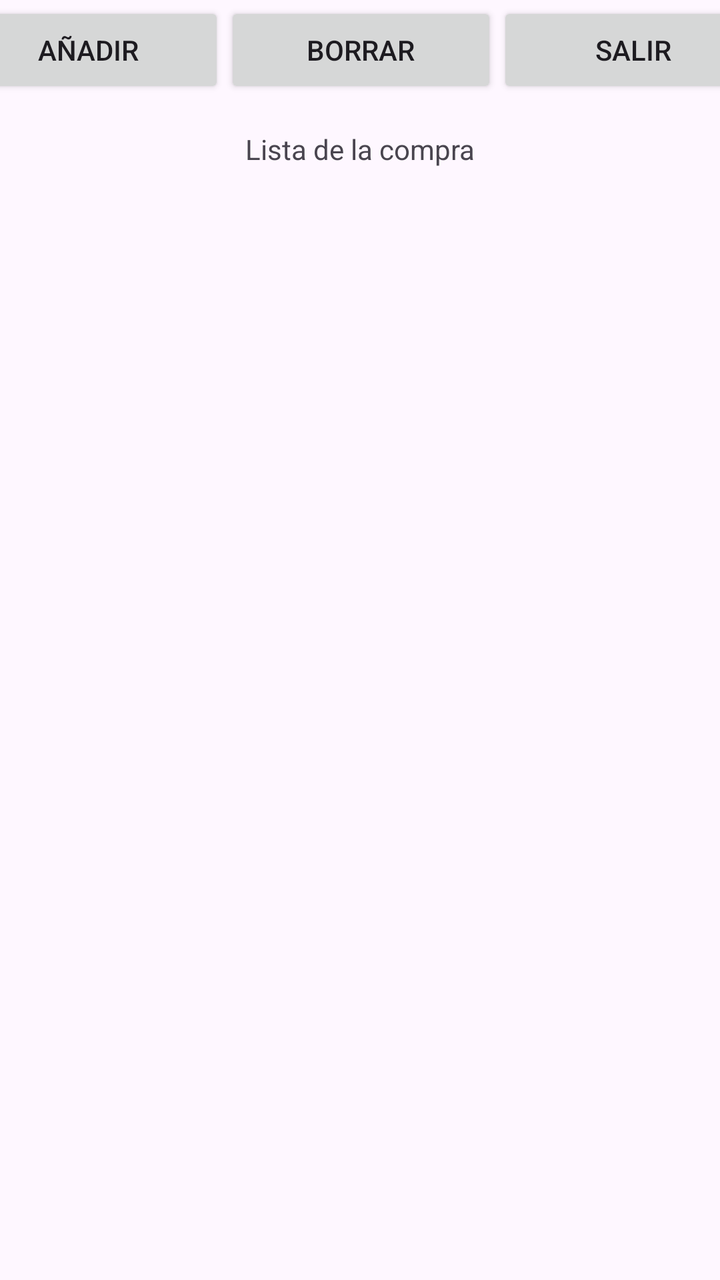
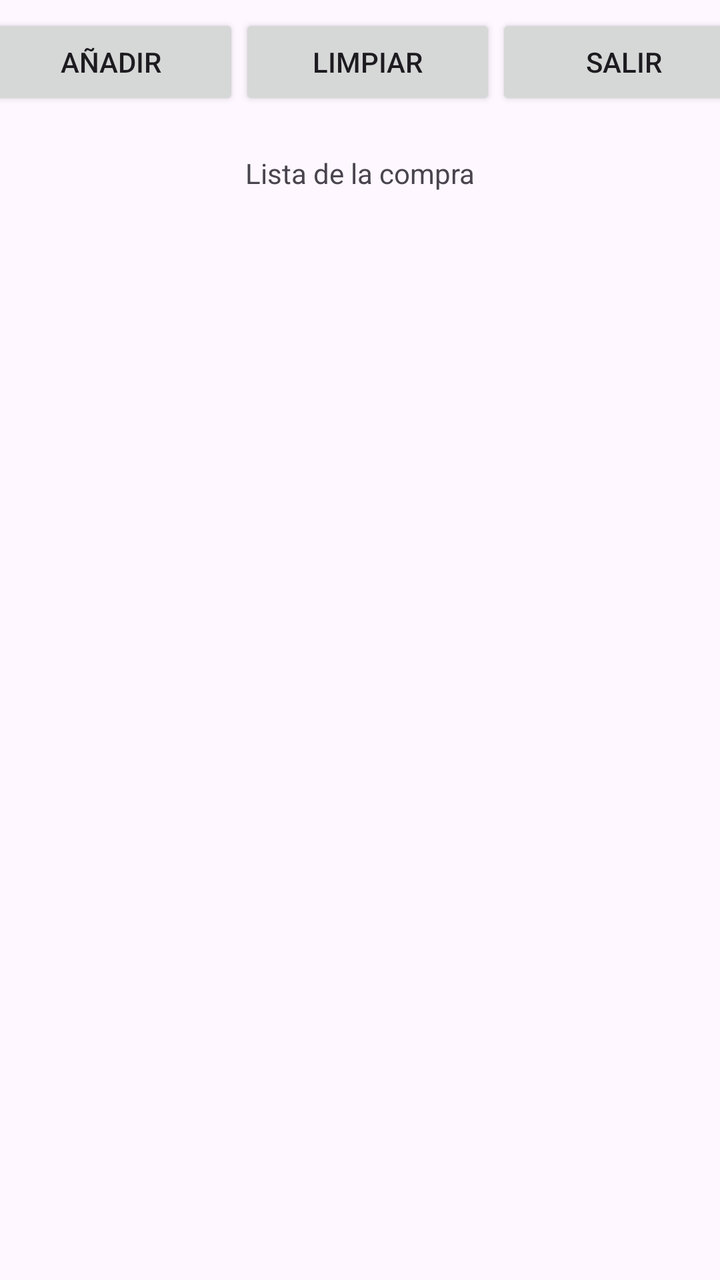

Screens rendered from an Android XML layout before and after an edit, with the pre-edit source and the edit as a unified diff.
<!-- AndroidManifest.xml: application theme Theme.KotlinTest -->
<!-- res/layout/activity_main.xml -->
<?xml version="1.0" encoding="utf-8"?>
<androidx.constraintlayout.widget.ConstraintLayout xmlns:android="http://schemas.android.com/apk/res/android"
    xmlns:app="http://schemas.android.com/apk/res-auto"
    xmlns:tools="http://schemas.android.com/tools"
    android:id="@+id/main"
    android:layout_width="match_parent"
    android:layout_height="match_parent"
    tools:context=".MainActivity">

    <LinearLayout
        android:id="@+id/linearLayout"
        android:layout_width="409dp"
        android:layout_height="wrap_content"
        android:layout_marginStart="1dp"
        android:layout_marginTop="1dp"
        android:layout_marginEnd="1dp"
        android:orientation="horizontal"
        app:layout_constraintEnd_toEndOf="parent"
        app:layout_constraintStart_toStartOf="parent"
        app:layout_constraintTop_toTopOf="parent">

        <Button
            android:id="@+id/bt_agregar"
            android:layout_width="wrap_content"
            android:layout_height="wrap_content"
            android:layout_weight="1"
            android:text="Añadir" />

        <Button
            android:id="@+id/bt_borrar"
            android:layout_width="wrap_content"
            android:layout_height="wrap_content"
            android:layout_weight="1"
            android:text="Borrar" />

        <Button
            android:id="@+id/bt_salir"
            android:layout_width="wrap_content"
            android:layout_height="wrap_content"
            android:layout_weight="1"
            android:text="Salir" />
    </LinearLayout>

    <TextView
        android:id="@+id/textView"
        android:layout_width="wrap_content"
        android:layout_height="wrap_content"
        android:layout_marginTop="16dp"
        android:text="Lista de la compra"
        app:layout_constraintEnd_toEndOf="parent"
        app:layout_constraintStart_toStartOf="parent"
        app:layout_constraintTop_toBottomOf="@+id/linearLayout" />

    <androidx.recyclerview.widget.RecyclerView
        android:id="@+id/rv_productos"
        android:layout_width="match_parent"
        android:layout_height="0dp"
        app:layout_constraintBottom_toBottomOf="parent"
        app:layout_constraintEnd_toEndOf="parent"
        app:layout_constraintStart_toStartOf="parent"
        app:layout_constraintTop_toBottomOf="@+id/textView" />

</androidx.constraintlayout.widget.ConstraintLayout>
<!-- resources referenced by this layout -->
<resources>
  <style name="Theme.KotlinTest" parent="Base.Theme.KotlinTest" />
  <style name="Base.Theme.KotlinTest" parent="Theme.Material3.DayNight.NoActionBar">
          
          
      </style>
</resources>

<!-- the commit's change to res/layout/activity_main.xml (unified diff, before → after) -->
@@ -17,28 +17,29 @@
         android:orientation="horizontal"
         app:layout_constraintEnd_toEndOf="parent"
         app:layout_constraintStart_toStartOf="parent"
-        app:layout_constraintTop_toTopOf="parent">
+        app:layout_constraintTop_toTopOf="parent"
+        style="?android:attr/buttonBarButtonStyle">
 
         <Button
             android:id="@+id/bt_agregar"
             android:layout_width="wrap_content"
             android:layout_height="wrap_content"
             android:layout_weight="1"
-            android:text="Añadir" />
+            android:text="@string/btn_agregar" />
 
         <Button
             android:id="@+id/bt_borrar"
             android:layout_width="wrap_content"
             android:layout_height="wrap_content"
             android:layout_weight="1"
-            android:text="Borrar" />
+            android:text="@string/btn_eliminar" />
 
         <Button
             android:id="@+id/bt_salir"
             android:layout_width="wrap_content"
             android:layout_height="wrap_content"
             android:layout_weight="1"
-            android:text="Salir" />
+            android:text="@string/btn_salir" />
     </LinearLayout>
 
     <TextView
@@ -46,7 +47,7 @@
         android:layout_width="wrap_content"
         android:layout_height="wrap_content"
         android:layout_marginTop="16dp"
-        android:text="Lista de la compra"
+        android:text="@string/app_name"
         app:layout_constraintEnd_toEndOf="parent"
         app:layout_constraintStart_toStartOf="parent"
         app:layout_constraintTop_toBottomOf="@+id/linearLayout" />
<!-- resource entries referenced after the edit -->
@@ -1,5 +1,9 @@
 <!-- resources referenced by this layout -->
 <resources>
+  <string name="app_name">Lista de la compra</string>
+  <string name="btn_agregar">Añadir</string>
+  <string name="btn_eliminar">Limpiar</string>
+  <string name="btn_salir">Salir</string>
   <style name="Theme.KotlinTest" parent="Base.Theme.KotlinTest" />
   <style name="Base.Theme.KotlinTest" parent="Theme.Material3.DayNight.NoActionBar">
           
